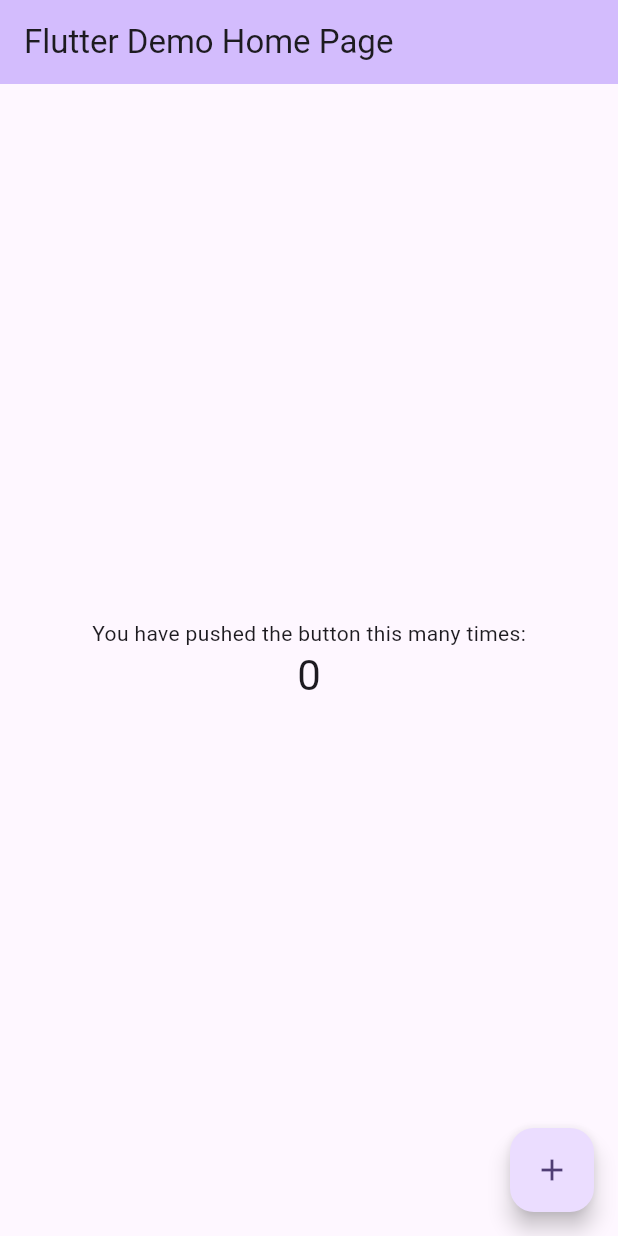
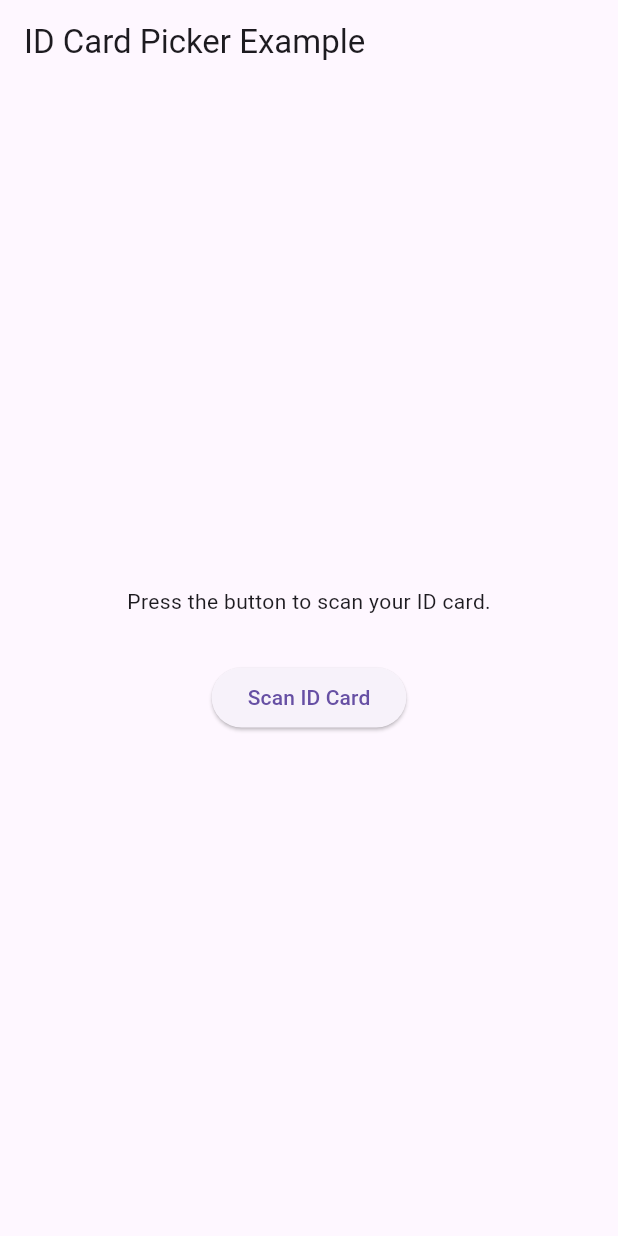
Before and after one commit to Eldar2021/id_card_picker, a Flutter app: the screen it shows after launch, on a phone screen of 412 x 824 dp. Run offline on Flutter 3.47's test engine with Material 3 defaults, Android fonts, the phone set to English and light mode, and no system bars; our stand-ins replace camera, permission_handler.

Commit message:
Add camera permissions and update app structure for ID card scanning functionality

```diff
--- a/example/lib/main.dart
+++ b/example/lib/main.dart
@@ -1,4 +1,6 @@
+import 'dart:io';
 import 'package:flutter/material.dart';
+import 'package:id_card_picker/id_card_picker.dart';
 
 void main() {
   runApp(const MyApp());
@@ -10,48 +12,61 @@ class MyApp extends StatelessWidget {
   @override
   Widget build(BuildContext context) {
     return MaterialApp(
-      title: 'Flutter Demo',
-      theme: ThemeData(colorScheme: ColorScheme.fromSeed(seedColor: Colors.deepPurple)),
-      home: const MyHomePage(title: 'Flutter Demo Home Page'),
+      title: 'ID Card Picker Example',
+      theme: ThemeData(primarySwatch: Colors.blue, visualDensity: VisualDensity.adaptivePlatformDensity),
+      home: const HomePage(),
     );
   }
 }
 
-class MyHomePage extends StatefulWidget {
-  const MyHomePage({super.key, required this.title});
-
-  final String title;
+class HomePage extends StatefulWidget {
+  const HomePage({super.key});
 
   @override
-  State<MyHomePage> createState() => _MyHomePageState();
+  State<HomePage> createState() => _HomePageState();
 }
 
-class _MyHomePageState extends State<MyHomePage> {
-  int _counter = 0;
+class _HomePageState extends State<HomePage> {
+  File? _croppedImageFile;
 
-  void _incrementCounter() {
-    setState(() {
-      _counter++;
-    });
+  Future<void> _pickIdCard() async {
+    // Paketin ana metodunu çağırıyoruz
+    final File? imageFile = await IdCardPicker.pick(
+      context: context,
+      label: 'Kimliğini Tara',
+      overlayBorderColor: Colors.greenAccent,
+    );
+
+    if (imageFile != null) {
+      setState(() {
+        _croppedImageFile = imageFile;
+      });
+      if (mounted) {
+        ScaffoldMessenger.of(context).showSnackBar(SnackBar(content: Text('Image saved to: ${imageFile.path}')));
+      }
+    } else {
+      if (mounted) {
+        ScaffoldMessenger.of(context).showSnackBar(const SnackBar(content: Text('ID card picking cancelled.')));
+      }
+    }
   }
 
   @override
   Widget build(BuildContext context) {
     return Scaffold(
-      appBar: AppBar(backgroundColor: Theme.of(context).colorScheme.inversePrimary, title: Text(widget.title)),
+      appBar: AppBar(title: const Text('ID Card Picker Example')),
       body: Center(
         child: Column(
           mainAxisAlignment: MainAxisAlignment.center,
           children: <Widget>[
-            const Text('You have pushed the button this many times:'),
-            Text('$_counter', style: Theme.of(context).textTheme.headlineMedium),
+            if (_croppedImageFile != null)
+              Padding(padding: const EdgeInsets.all(16.0), child: Image.file(_croppedImageFile!, height: 200))
+            else
+              const Text('Press the button to scan your ID card.'),
+            const SizedBox(height: 30),
+            ElevatedButton(onPressed: _pickIdCard, child: const Text('Scan ID Card')),
           ],
         ),
-      ),
-      floatingActionButton: FloatingActionButton(
-        onPressed: _incrementCounter,
-        tooltip: 'Increment',
-        child: const Icon(Icons.add),
       ),
     );
   }
--- a/example/pubspec.yaml
+++ b/example/pubspec.yaml
@@ -12,6 +12,8 @@ dependencies:
   flutter:
     sdk: flutter
   cupertino_icons: ^1.0.8
+  id_card_picker:
+    path: ../
 
 dev_dependencies:
   flutter_test:
```
Also changed, not shown: 11 other files.
